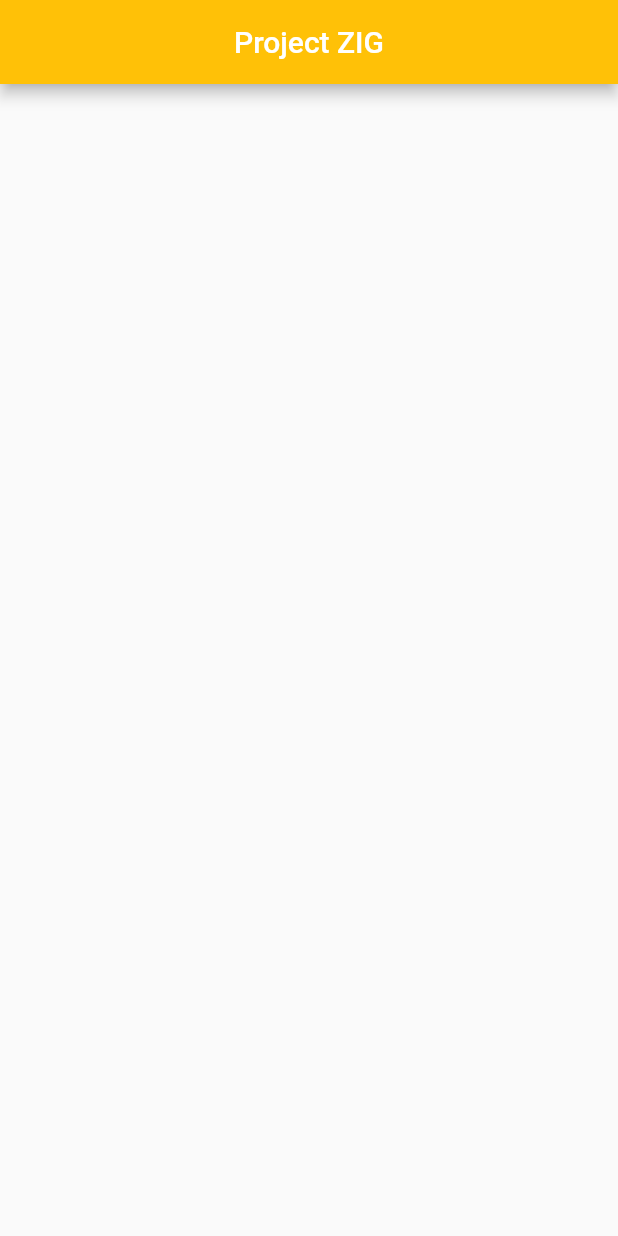
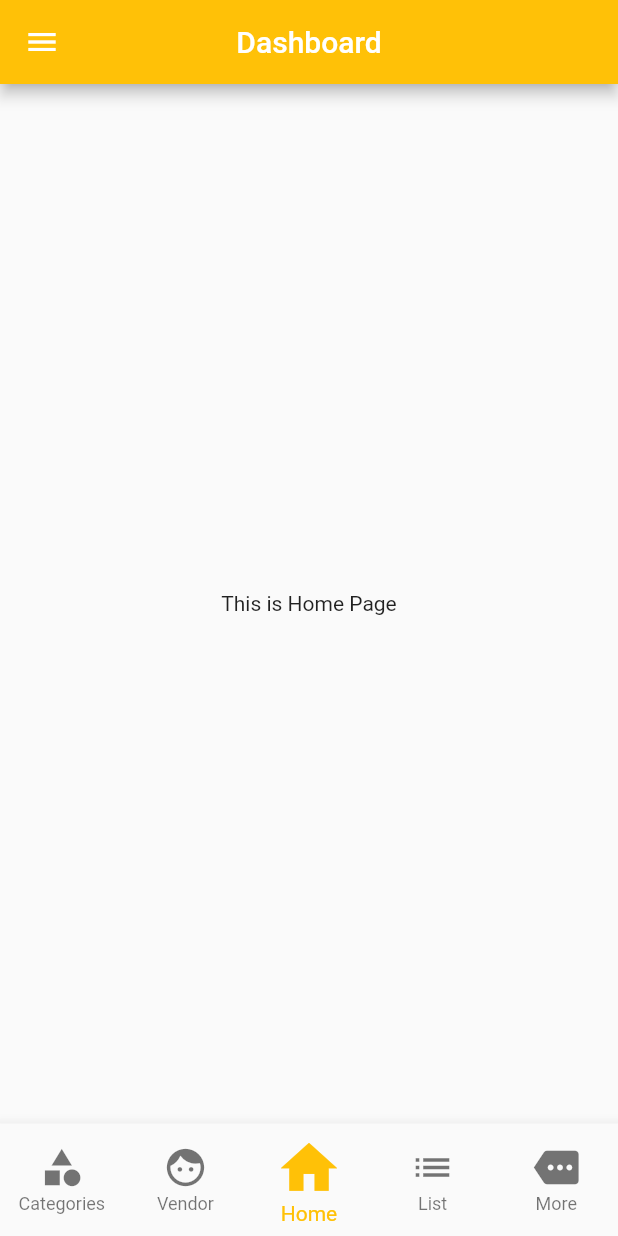
Before and after one commit to DarshanPZignuts/zig_app, a Flutter app: the Dashboard screen opened directly, on a phone screen of 412 x 824 dp. Run offline on Flutter 3.47's test engine with Material 2 defaults, Android fonts, the phone set to English and light mode, and no system bars.

Commit message:
added bottomnavigationbar in dashboard page,drawer

```diff
--- a/lib/main.dart
+++ b/lib/main.dart
@@ -1,4 +1,5 @@
 import 'package:flutter/material.dart';
+import 'package:zig_project/pages/dashboard.dart';
 import 'package:zig_project/pages/login.dart';
 
 void main() {
@@ -12,7 +13,7 @@ class MyApp extends StatelessWidget {
   Widget build(BuildContext context) {
     return const MaterialApp(
       debugShowCheckedModeBanner: false,
-      home:LogIn(),
+      home:Dashboard(),
     );
   }
 }
--- a/lib/pages/dashboard.dart
+++ b/lib/pages/dashboard.dart
@@ -9,10 +9,65 @@ class Dashboard extends StatefulWidget {
 }
 
 class _DashboardState extends State<Dashboard> {
+
+ int currentIndex=2;
+
+ static const List<Widget> _widgetslist =[
+  Center(child: Text("This is Categories Page"),),
+  Center(child: Text("This is Vendors Page"),),
+  Center(child: Text("This is Home Page"),),
+  Center(child: Text("This is  List Page"),),
+  Center(child: Text("This is More Page"),),
+ ];
+
   @override
   Widget build(BuildContext context) {
     return Scaffold(
-      appBar: AppBar(title: const Text("Project ZIG"),centerTitle: true, backgroundColor: Colors.amber,),
+      drawer: Drawer(child: ListView(
+
+        children: [
+          UserAccountsDrawerHeader(
+            decoration: BoxDecoration(color: Colors.amber),
+            accountEmail: Text("darshanvano009@gmail.com"),
+            accountName: Text("Darshan Vanol"),
+            ),
+            ListTile(title: Text("Payments"),trailing: Icon(Icons.payment),style: ListTileStyle.drawer,),
+            Divider(color: Colors.grey.shade500),
+            ListTile(title: Text("Change Password"),trailing: Icon(Icons.password),style: ListTileStyle.drawer,),
+              Divider(color: Colors.grey.shade500),
+            ListTile(title: Text("Address"),trailing: Icon(Icons.house_siding_sharp),style: ListTileStyle.drawer,),
+              Divider(color: Colors.grey.shade500),
+            ListTile(title: Text("Other"),trailing: Icon(Icons.arrow_forward),style: ListTileStyle.drawer,),
+              Divider(color: Colors.grey.shade500),
+
+
+
+
+        ],
+      )),
+
+
+      body: _widgetslist[currentIndex],
+      bottomNavigationBar: BottomNavigationBar(
+        currentIndex: currentIndex,
+        onTap: (index){
+          setState(() {
+            currentIndex=index;
+          });
+        },
+        fixedColor: Colors.amber,
+        iconSize: 30,
+
+
+        type: BottomNavigationBarType.fixed,
+        items: const [
+        BottomNavigationBarItem(icon: Icon(Icons.category),label: "Categories"),
+        BottomNavigationBarItem(icon: Icon(Icons.face),label: "Vendor"),
+        BottomNavigationBarItem(icon: Icon(Icons.home,size: 45),label: "Home"),
+        BottomNavigationBarItem(icon: Icon(Icons.list),label: "List"),
+        BottomNavigationBarItem(icon: Icon(Icons.more),label: "More"),
+      ]),
+      appBar: AppBar(title: const Text("Dashboard"),centerTitle: true, backgroundColor: Colors.amber,),
     );
   }
 }
```
